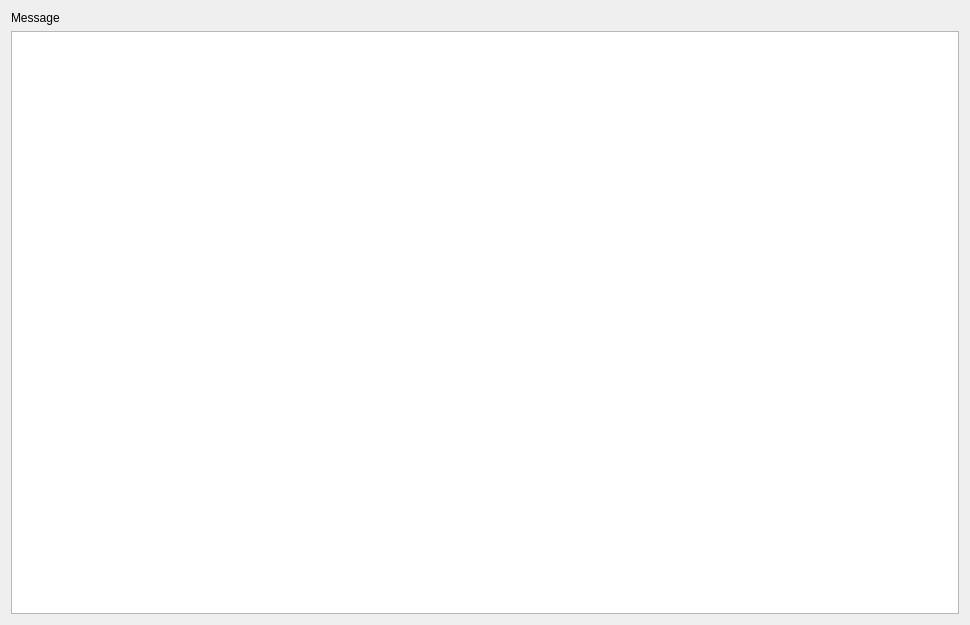
Above: src/ui/settings/ExportSettingsWidget.ui from Komet/MediaElch before the change. Below: the same form after it.
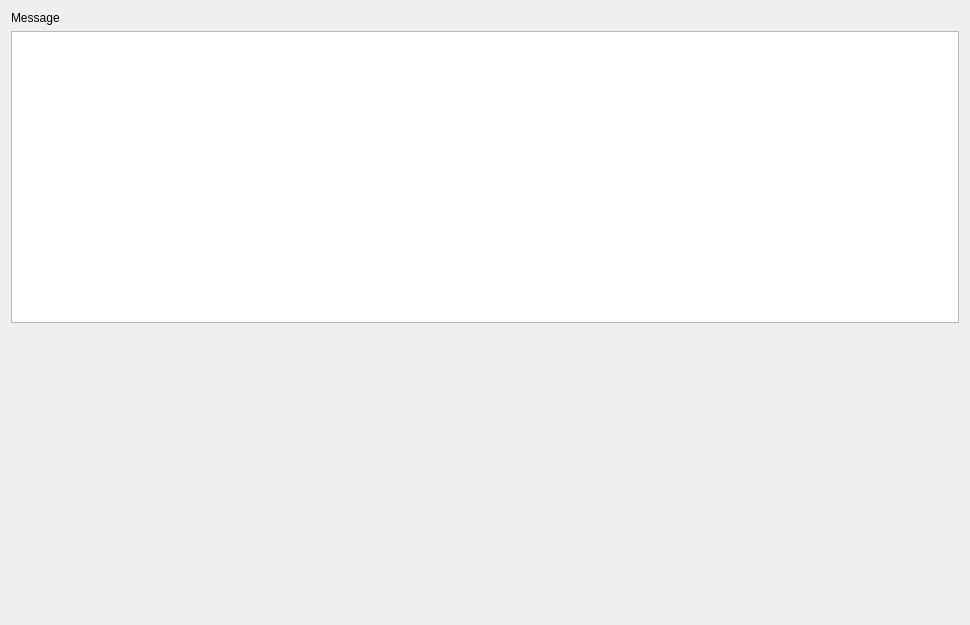
That is the form after the change. Custom widgets are drawn as their Qt base class.

Commit message:
fix(UI): Fix spacing of global settings for large windows
If the settings Window is too large, labels may be spaced improperly.

```diff
--- a/src/ui/settings/ExportSettingsWidget.ui
+++ b/src/ui/settings/ExportSettingsWidget.ui
@@ -45,6 +45,19 @@
      </column>
     </widget>
    </item>
+   <item>
+    <spacer name="verticalSpacer">
+     <property name="orientation">
+      <enum>Qt::Vertical</enum>
+     </property>
+     <property name="sizeHint" stdset="0">
+      <size>
+       <width>20</width>
+       <height>40</height>
+      </size>
+     </property>
+    </spacer>
+   </item>
   </layout>
  </widget>
  <customwidgets>
```
The commit also changes 10 other files.
